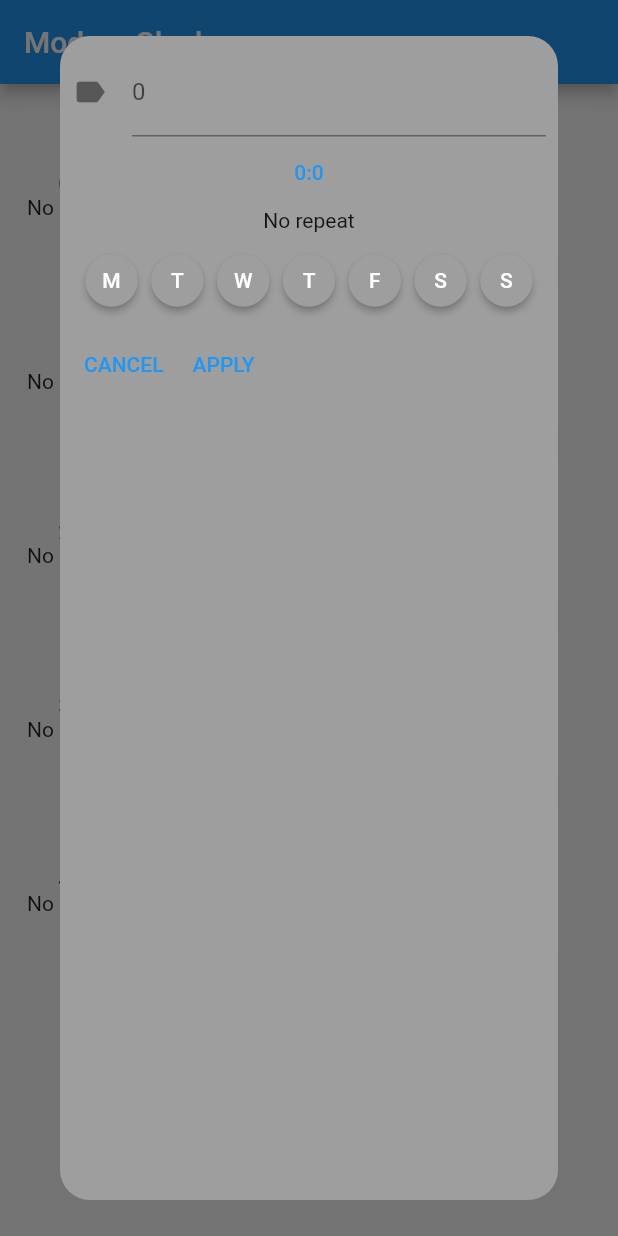
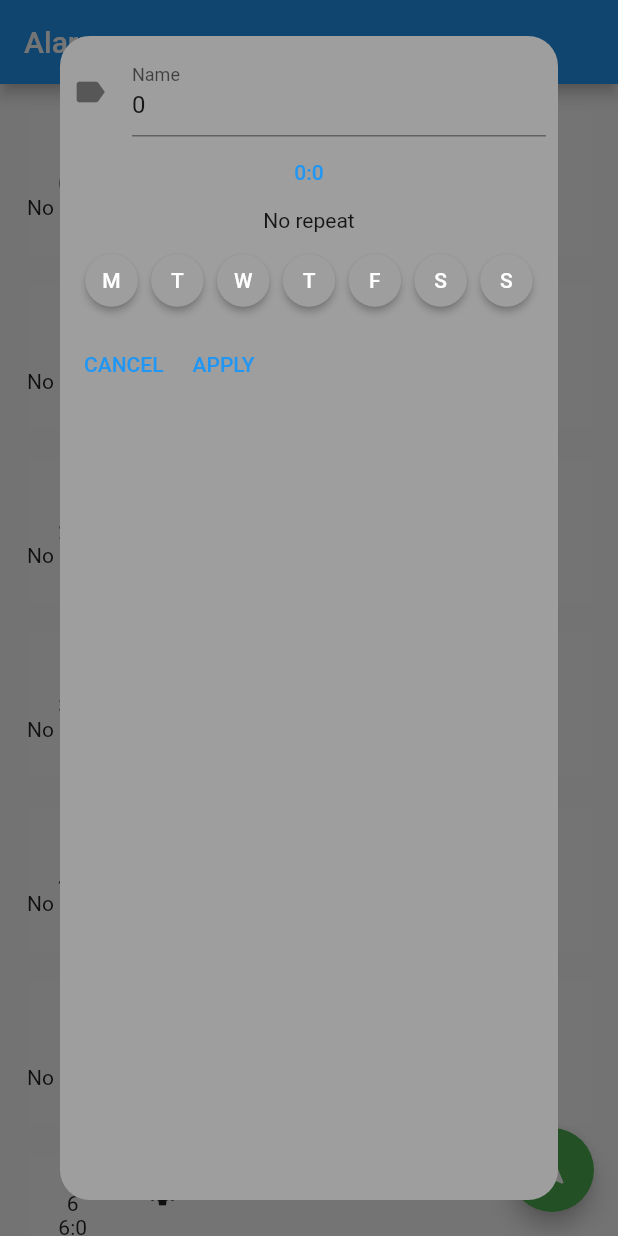
Before and after one commit to Zhongli5712/modern-clock-app, a Flutter app: the screen it shows after launch, after a tap on the "settings" icon, on a phone screen of 412 x 824 dp. Run offline on Flutter 3.47's test engine with Material 2 defaults, Android fonts, the phone set to English and light mode, and no system bars.

Commit message:
Add button to create new alarm

```diff
--- a/lib/alarm.dart
+++ b/lib/alarm.dart
@@ -51,14 +51,15 @@ class AlarmSound {
 }
 
 class Alarm {
-  String name;
-  TimeOfDay time;
+  String name = "";
+  TimeOfDay time = TimeOfDay.now();
   bool isOn = false;
-  AlarmFrequency frequency;
+  AlarmFrequency frequency = AlarmFrequency.noRepeat();
   bool vibrate = true;
   AlarmSound sound = defaultAlarmSound;
 
   Alarm(this.name, this.time, this.frequency);
+  Alarm.empty();
   Alarm.from(Alarm a)
     : name = a.name,
       time = a.time,
@@ -195,10 +196,20 @@ class _AlarmSettingsWidgetState extends State<AlarmSettingsWidget> {
         child: Column(
           children: [
             TextFormField(
-              decoration: InputDecoration(
-                labelText: widget.tmpAlarm.name,
-                icon: const Icon(Icons.label),
+              initialValue: widget.tmpAlarm.name,
+              decoration: const InputDecoration(
+                labelText: 'Name',
+                icon: Icon(Icons.label),
               ),
+              onChanged: (String? value) {
+                setState(() {
+                  if (value == null) {
+                    widget.tmpAlarm.name = "";
+                  } else {
+                    widget.tmpAlarm.name = value;
+                  }
+                });
+              },
             ),
             TextButton(
                 onPressed: () {
--- a/lib/alarm_list.dart
+++ b/lib/alarm_list.dart
@@ -20,7 +20,7 @@ class AlarmListWidget extends StatefulWidget {
 }
 
 class _AlarmListState extends State<AlarmListWidget> {
-  List<Alarm> _alarms = generateAlarms(5);
+  List<Alarm> _alarms = generateAlarms(9);
 
   @override
   Widget build(BuildContext context) {
@@ -30,9 +30,34 @@ class _AlarmListState extends State<AlarmListWidget> {
   }
 
   Widget _buildPanel() {
-    return ListView(
-      padding: const EdgeInsets.all(8),
-      children: _alarms.map((alarm) => AlarmWidget(alarm: alarm)).toList(),
+    return Scaffold(
+      appBar: AppBar(
+        title: const Text('Alarms'),
+      ),
+      floatingActionButton: FloatingActionButton(
+        onPressed: () {
+          showDialog(
+              context: context,
+              builder: (BuildContext context) {
+                return AlarmSettingsWidget(tmpAlarm: Alarm.empty());
+              }).then((newAlarm){
+            setState(() {
+              if (newAlarm != null) {
+                _alarms.add(newAlarm);
+              }
+            });
+          });
+        },
+        backgroundColor: Colors.green,
+        child: const Icon(Icons.navigation)
+      ),
+      body: ListView.builder(
+          padding: const EdgeInsets.all(8),
+          itemCount: _alarms.length,
+          itemBuilder: (BuildContext context, int index) {
+            return AlarmWidget(alarm: _alarms[index]);
+          },
+      ),
     );
   }
 }
--- a/lib/main.dart
+++ b/lib/main.dart
@@ -29,10 +29,7 @@ class MyApp extends StatelessWidget {
         primarySwatch: Colors.blue,
       ),
       // home: const MyHomePage(title: 'Flutter Demo Home Page'),
-      home: Scaffold(
-        appBar: AppBar(title: const Text(_title)),
-        body: const AlarmListWidget(),
-      ),
+      home: const AlarmListWidget(),
     );
   }
 }
```
